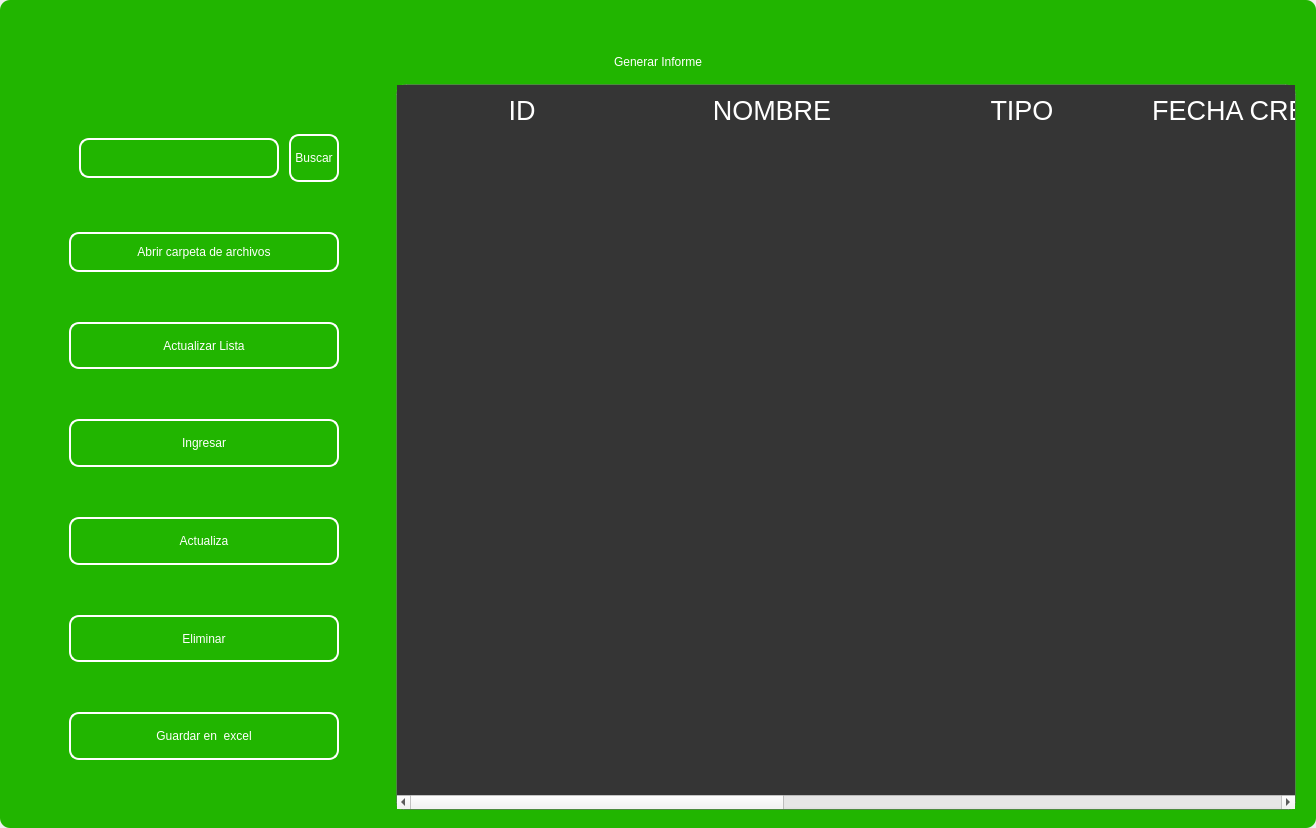
Qt form design/standar/mainreport3.ui (codemiguel-dev/ERP-EmprendeSoft-Desktop) before a commit.
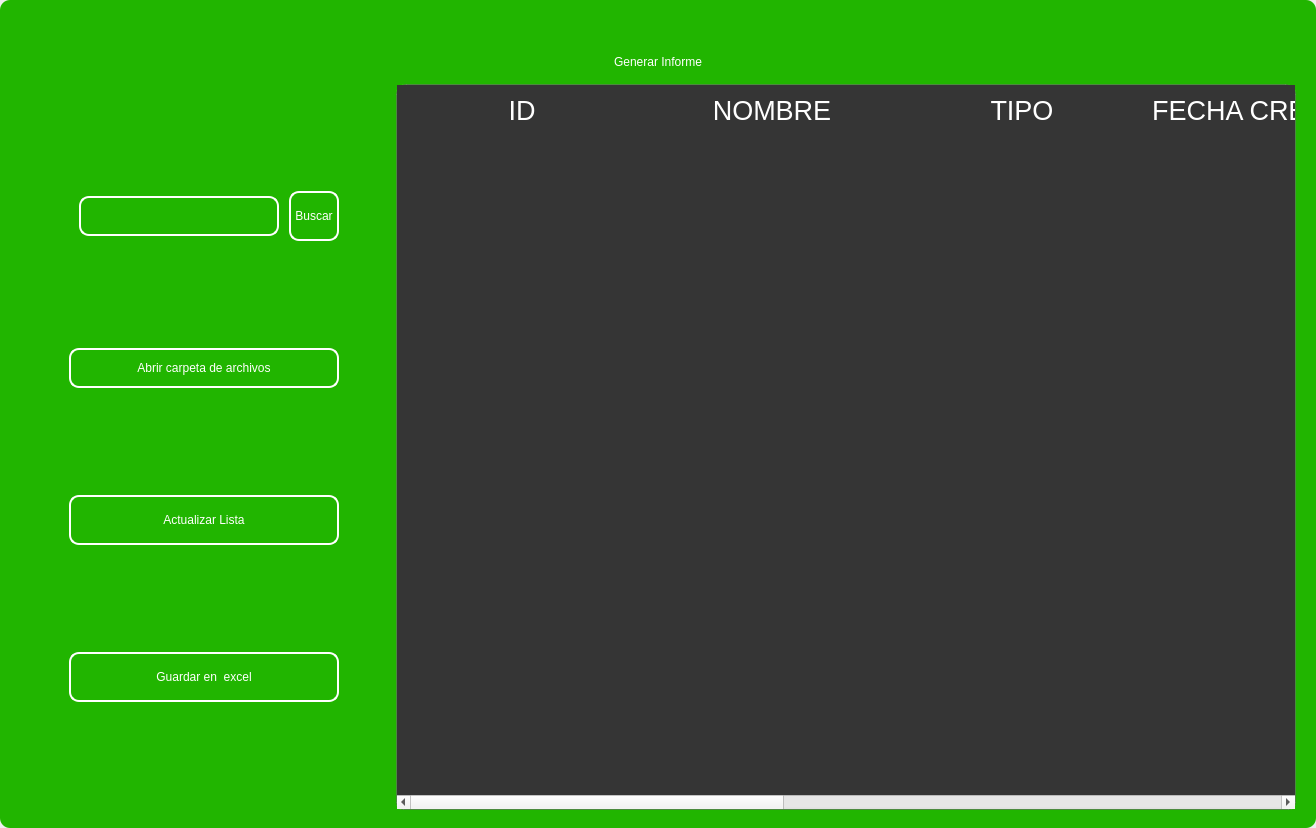
The same form after that commit. Icons and pictures are not drawn.

The edit to the form file:
```diff
--- a/design/standar/mainreport3.ui
+++ b/design/standar/mainreport3.ui
@@ -584,138 +584,6 @@
               </property>
              </widget>
             </item>
-            <item>
-             <widget class="QPushButton" name="btn_add">
-              <property name="minimumSize">
-               <size>
-                <width>0</width>
-                <height>40</height>
-               </size>
-              </property>
-              <property name="maximumSize">
-               <size>
-                <width>300</width>
-                <height>50</height>
-               </size>
-              </property>
-              <property name="cursor">
-               <cursorShape>PointingHandCursor</cursorShape>
-              </property>
-              <property name="styleSheet">
-               <string notr="true">QPushButton{
-border-radius:10px; 
-font: 12pt &quot;Arial&quot;;
-color: rgb(255, 255, 254);
-border: 2px solid #ffffff;
-}
-
-QPushButton:hover{
-border-radius:10px; 
-font: 12pt &quot;Arial&quot;;
-color: rgb(255, 255, 255);
-border: 2px solid rgb(120, 0, 171);
-	background-color: rgb(120, 0, 171);
-}</string>
-              </property>
-              <property name="text">
-               <string>Ingresar</string>
-              </property>
-              <property name="iconSize">
-               <size>
-                <width>35</width>
-                <height>35</height>
-               </size>
-              </property>
-             </widget>
-            </item>
-            <item>
-             <widget class="QPushButton" name="btn_update">
-              <property name="minimumSize">
-               <size>
-                <width>0</width>
-                <height>40</height>
-               </size>
-              </property>
-              <property name="maximumSize">
-               <size>
-                <width>300</width>
-                <height>50</height>
-               </size>
-              </property>
-              <property name="cursor">
-               <cursorShape>PointingHandCursor</cursorShape>
-              </property>
-              <property name="styleSheet">
-               <string notr="true">QPushButton{
-border-radius:10px; 
-font: 12pt &quot;Arial&quot;;
-color: rgb(255, 255, 254);
-border: 2px solid #ffffff;
-}
-
-QPushButton:hover{
-border-radius:10px; 
-font: 12pt &quot;Arial&quot;;
-color: rgb(255, 255, 255);
-border: 2px solid rgb(120, 0, 171);
-	background-color: rgb(120, 0, 171);
-}</string>
-              </property>
-              <property name="text">
-               <string>Actualiza</string>
-              </property>
-              <property name="iconSize">
-               <size>
-                <width>35</width>
-                <height>35</height>
-               </size>
-              </property>
-             </widget>
-            </item>
-            <item>
-             <widget class="QPushButton" name="btn_delete">
-              <property name="minimumSize">
-               <size>
-                <width>0</width>
-                <height>40</height>
-               </size>
-              </property>
-              <property name="maximumSize">
-               <size>
-                <width>300</width>
-                <height>50</height>
-               </size>
-              </property>
-              <property name="cursor">
-               <cursorShape>PointingHandCursor</cursorShape>
-              </property>
-              <property name="styleSheet">
-               <string notr="true">QPushButton{
-border-radius:10px; 
-font: 12pt &quot;Arial&quot;;
-color: rgb(255, 255, 254);
-border: 2px solid #ffffff;
-}
-
-QPushButton:hover{
-border-radius:10px; 
-font: 12pt &quot;Arial&quot;;
-color: rgb(255, 255, 255);
-border: 2px solid rgb(120, 0, 171);
-	background-color: rgb(120, 0, 171);
-}</string>
-              </property>
-              <property name="text">
-               <string>Eliminar</string>
-              </property>
-              <property name="iconSize">
-               <size>
-                <width>35</width>
-                <height>35</height>
-               </size>
-              </property>
-             </widget>
-            </item>
             <item>
              <widget class="QPushButton" name="btn_excel">
               <property name="minimumSize">
```
